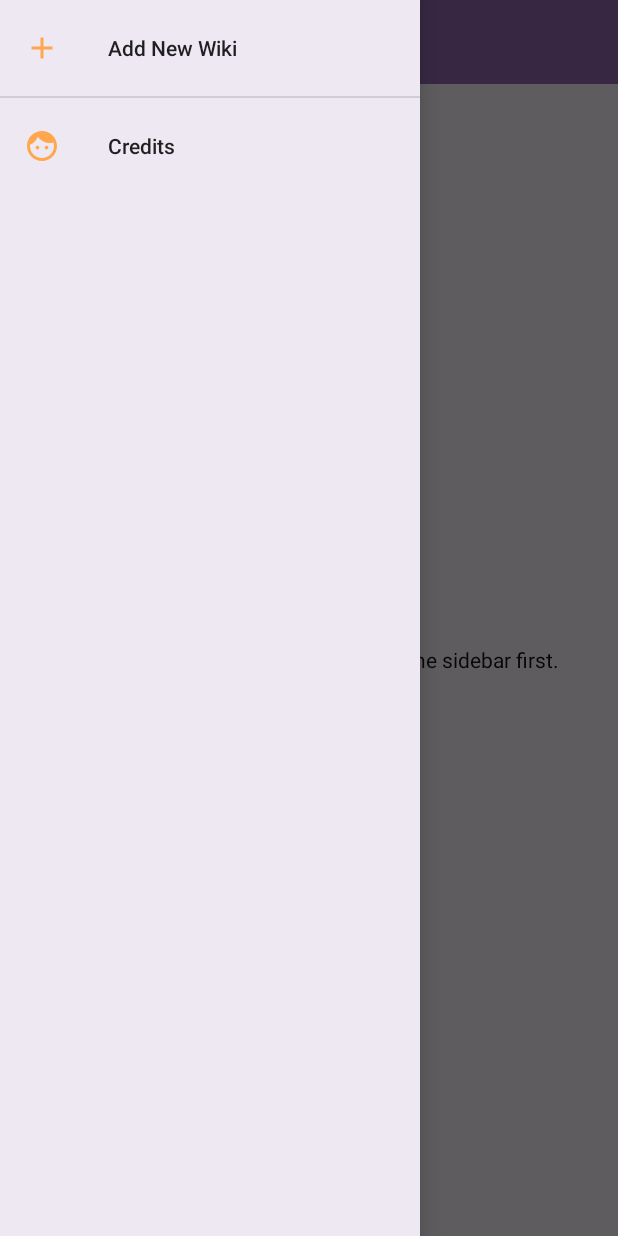
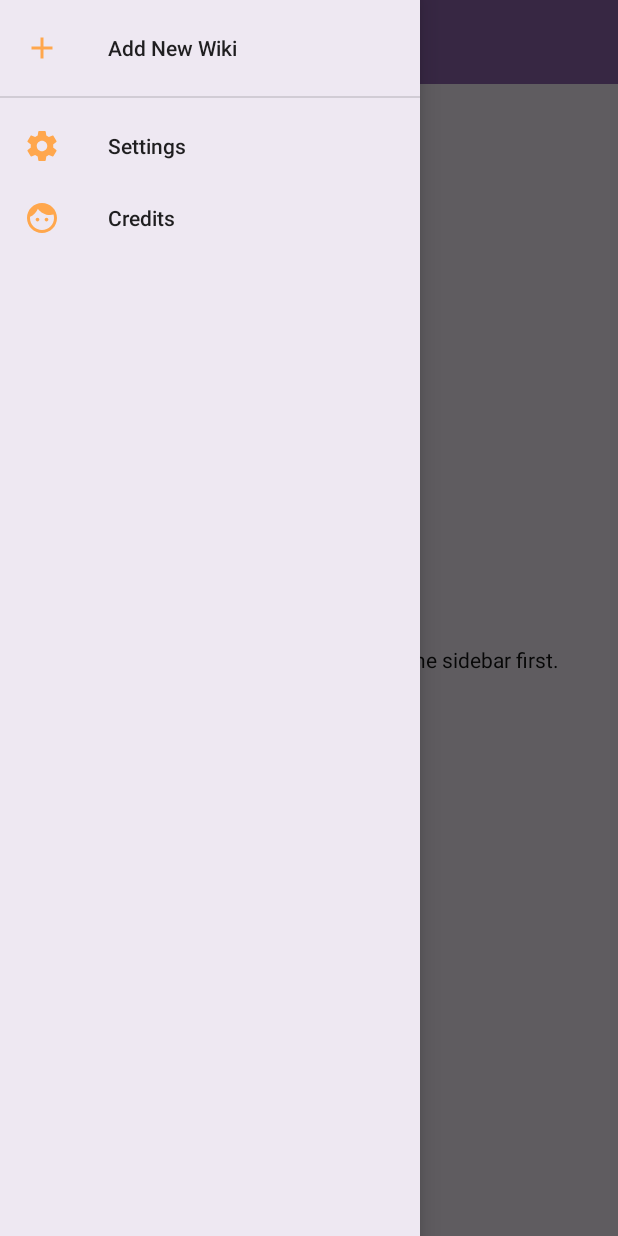
Before and after one commit to sbrl/Pepperminty-Wiki-Client-Android, an Android app: the screen it shows after launch (Main), with the side drawer open, on a phone screen of 412 x 824 dp. Run offline under Robolectric (Android 15) with nearby library versions, the phone set to English and light mode, and no system bars.

Commit message:
Create initial settings screen, but it doesn't have any effect yet.

```diff
--- a/app/src/main/java/com/sbrl/peppermint/activities/TemplateNavigation.kt
+++ b/app/src/main/java/com/sbrl/peppermint/activities/TemplateNavigation.kt
@@ -109,6 +109,11 @@ public abstract class TemplateNavigation : AppCompatActivity()
 
 				true
 			}
+			R.id.nav_main_settings -> {
+				val settingsIntent = Intent(this, Settings::class.java)
+				startActivity(settingsIntent)
+				true
+			}
 			R.id.nav_main_credits -> {
 				val creditsIntent = Intent(this, ViewPage::class.java)
 				creditsIntent.putExtra("page-name", "@@___credits")
--- /dev/null
+++ b/app/src/main/res/drawable/icon_settings.xml
@@ -0,0 +1,9 @@
+<vector xmlns:android="http://schemas.android.com/apk/res/android"
+        android:width="24dp"
+        android:height="24dp"
+        android:viewportWidth="24.0"
+        android:viewportHeight="24.0">
+    <path
+        android:fillColor="#FF000000"
+        android:pathData="M19.43,12.98c0.04,-0.32 0.07,-0.64 0.07,-0.98s-0.03,-0.66 -0.07,-0.98l2.11,-1.65c0.19,-0.15 0.24,-0.42 0.12,-0.64l-2,-3.46c-0.12,-0.22 -0.39,-0.3 -0.61,-0.22l-2.49,1c-0.52,-0.4 -1.08,-0.73 -1.69,-0.98l-0.38,-2.65C14.46,2.18 14.25,2 14,2h-4c-0.25,0 -0.46,0.18 -0.49,0.42l-0.38,2.65c-0.61,0.25 -1.17,0.59 -1.69,0.98l-2.49,-1c-0.23,-0.09 -0.49,0 -0.61,0.22l-2,3.46c-0.13,0.22 -0.07,0.49 0.12,0.64l2.11,1.65c-0.04,0.32 -0.07,0.65 -0.07,0.98s0.03,0.66 0.07,0.98l-2.11,1.65c-0.19,0.15 -0.24,0.42 -0.12,0.64l2,3.46c0.12,0.22 0.39,0.3 0.61,0.22l2.49,-1c0.52,0.4 1.08,0.73 1.69,0.98l0.38,2.65c0.03,0.24 0.24,0.42 0.49,0.42h4c0.25,0 0.46,-0.18 0.49,-0.42l0.38,-2.65c0.61,-0.25 1.17,-0.59 1.69,-0.98l2.49,1c0.23,0.09 0.49,0 0.61,-0.22l2,-3.46c0.12,-0.22 0.07,-0.49 -0.12,-0.64l-2.11,-1.65zM12,15.5c-1.93,0 -3.5,-1.57 -3.5,-3.5s1.57,-3.5 3.5,-3.5 3.5,1.57 3.5,3.5 -1.57,3.5 -3.5,3.5z"/>
+</vector>
--- a/app/src/main/res/menu/drawer_main.xml
+++ b/app/src/main/res/menu/drawer_main.xml
@@ -1,9 +1,9 @@
 <?xml version="1.0" encoding="utf-8"?>
 <menu xmlns:android="http://schemas.android.com/apk/res/android"
-	android:background="@color/colorBackgroundAccent">
+	android:background="@color/colorBackgroundAccent"
+	android:checkableBehavior="single">
 
-	<group android:id="@+id/nav_main_wikis"
-		android:checkableBehavior="single">
+	<group android:id="@+id/nav_main_wikis">
 
 	</group>
 
@@ -12,10 +12,16 @@
 			android:icon="@drawable/icon_add"
 			android:iconTint="@color/colorAccent"
 			android:title="@string/nav_main_add_wiki"
-			android:orderInCategory="9999" />
+			android:orderInCategory="9990" />
 	</group>
 
 	<group android:id="@+id/nav_main_app_options">
+		<item android:id="@+id/nav_main_settings"
+			android:icon="@drawable/icon_settings"
+			android:iconTint="@color/colorAccent"
+			android:title="@string/nav_main_settings"
+			android:orderInCategory="9995" />
+
 		<item android:id="@+id/nav_main_credits"
 			android:icon="@drawable/icon_credits"
 			android:iconTint="@color/colorAccent"
```
Also changed, not shown: app/build.gradle (+7 -1 lines), app/src/main/AndroidManifest.xml (+5 -2 lines), app/src/main/java/com/sbrl/peppermint/activities/Settings.kt (added, +29 -0 lines), app/src/main/java/com/sbrl/peppermint/fragments/Preferences.kt (added, +66 -0 lines), app/src/main/res/layout/activity_settings.xml (added, +45 -0 lines), app/src/main/res/values/strings.xml (+22 -0 lines), app/src/main/res/xml/preferences.xml (added, +13 -0 lines).
